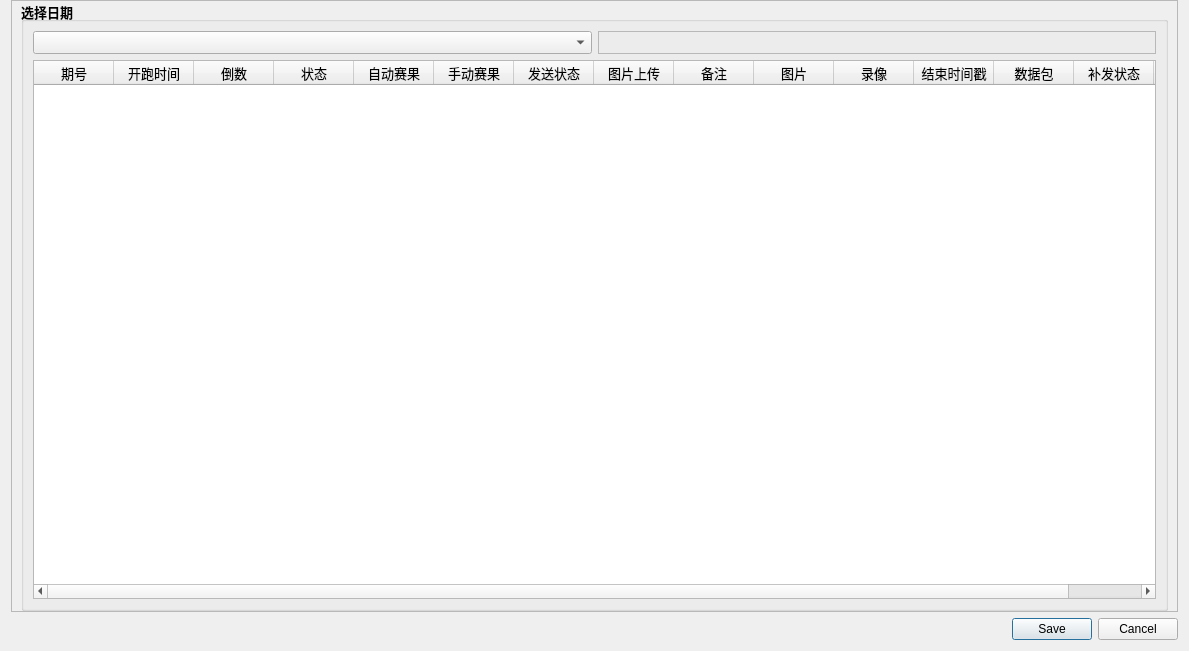
Old version of the form kaj789_Ui.ui in the repository zzw168/MainCtl.
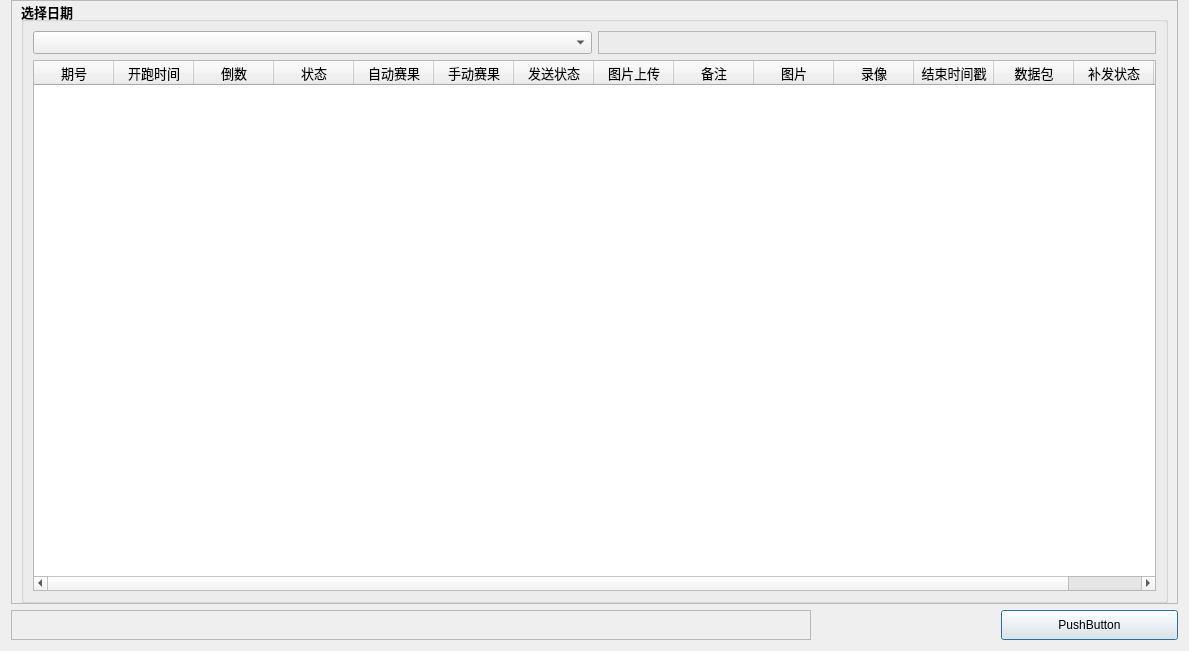
New version of the form.

What changed in the file:
```diff
--- a/kaj789_Ui.ui
+++ b/kaj789_Ui.ui
@@ -29,23 +29,7 @@
    <property name="topMargin">
     <number>0</number>
    </property>
-   <item row="1" column="1">
-    <widget class="QDialogButtonBox" name="buttonBox">
-     <property name="minimumSize">
-      <size>
-       <width>0</width>
-       <height>0</height>
-      </size>
-     </property>
-     <property name="orientation">
-      <enum>Qt::Orientation::Horizontal</enum>
-     </property>
-     <property name="standardButtons">
-      <set>QDialogButtonBox::StandardButton::Cancel|QDialogButtonBox::StandardButton::Save</set>
-     </property>
-    </widget>
-   </item>
-   <item row="0" column="0" colspan="2">
+   <item row="0" column="0" colspan="3">
     <widget class="QFrame" name="frame">
      <property name="minimumSize">
       <size>
@@ -212,6 +196,35 @@
      </layout>
     </widget>
    </item>
+   <item row="1" column="0">
+    <widget class="QFrame" name="frame_3">
+     <property name="minimumSize">
+      <size>
+       <width>800</width>
+       <height>30</height>
+      </size>
+     </property>
+     <property name="frameShape">
+      <enum>QFrame::Shape::StyledPanel</enum>
+     </property>
+     <property name="frameShadow">
+      <enum>QFrame::Shadow::Raised</enum>
+     </property>
+    </widget>
+   </item>
+   <item row="1" column="2">
+    <widget class="QPushButton" name="pushButton">
+     <property name="minimumSize">
+      <size>
+       <width>0</width>
+       <height>30</height>
+      </size>
+     </property>
+     <property name="text">
+      <string>PushButton</string>
+     </property>
+    </widget>
+   </item>
   </layout>
  </widget>
  <resources/>
```
Left out of the diff: 35 changed lines with no effect on the pictures.
